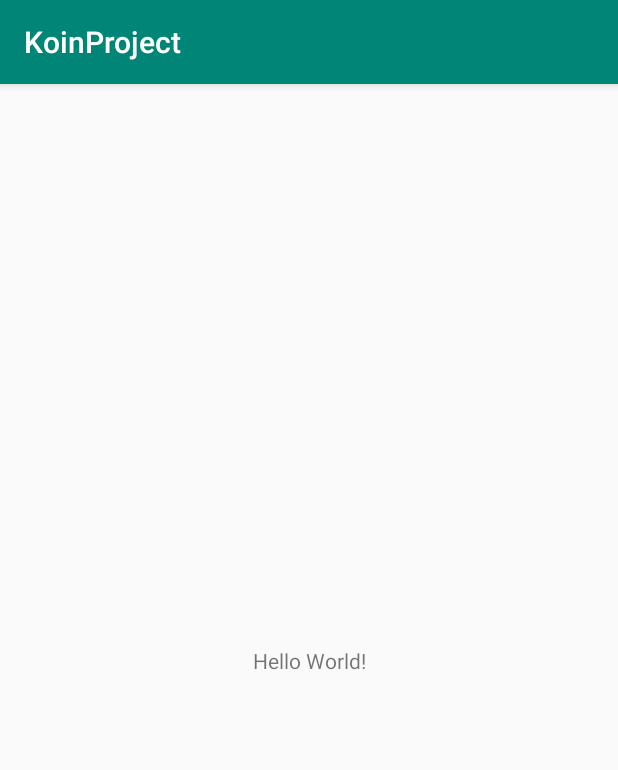
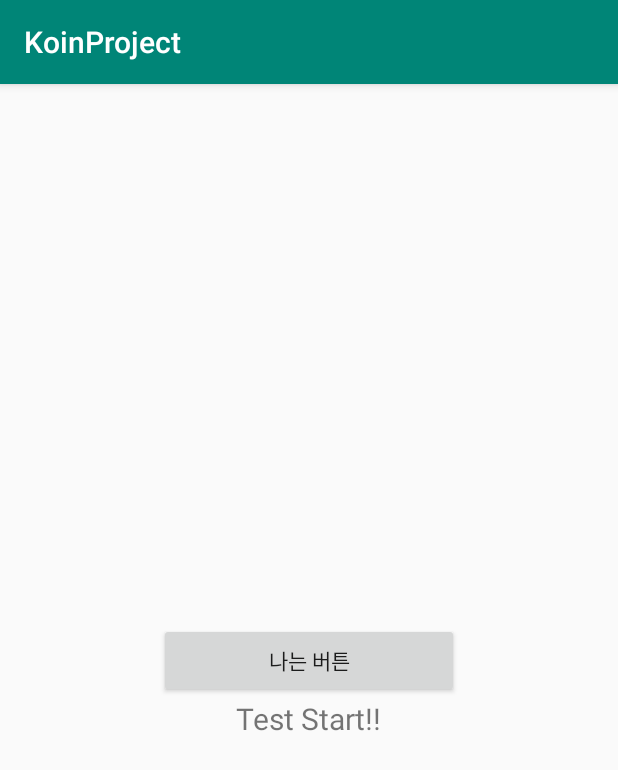
Before and after one commit to hyeongjudev/KoinModule, an Android app: the screen it shows after launch (MainActivity), on a phone screen of 412 x 824 dp. Shown: the top 770 px of the screen. Run offline under Robolectric (Android 15) with nearby library versions, the phone set to English and light mode, and no system bars; our stand-ins replace RxJava, data binding.

Commit message:
Koin 과 ViewModel

```diff
--- a/app/src/main/AndroidManifest.xml
+++ b/app/src/main/AndroidManifest.xml
@@ -10,7 +10,7 @@
             android:roundIcon="@mipmap/ic_launcher_round"
             android:supportsRtl="true"
             android:theme="@style/AppTheme">
-        <activity android:name=".MainActivity">
+        <activity android:name=".ui.main.MainActivity">
             <intent-filter>
                 <action android:name="android.intent.action.MAIN"/>
 
--- a/app/src/main/java/com/goldforest/koinproject/AppApplication.kt
+++ b/app/src/main/java/com/goldforest/koinproject/AppApplication.kt
@@ -1,8 +1,7 @@
 package com.goldforest.koinproject
 
 import android.app.Application
-import com.goldforest.datalibrary.di.appModule2
-import com.goldforest.koinproject.di.appModule
+import com.goldforest.koinproject.di.DiModule
 import org.koin.android.ext.koin.androidContext
 import org.koin.core.context.startKoin
 
@@ -13,7 +12,7 @@ class AppApplication : Application() {
 
         startKoin {
             androidContext(this@AppApplication)
-            modules(listOf(appModule, appModule2))
+            modules(DiModule)
         }
     }
 
--- a/app/src/main/java/com/goldforest/koinproject/MainActivity.kt
+++ /dev/null
@@ -1,12 +0,0 @@
-package com.goldforest.koinproject
-
-import android.support.v7.app.AppCompatActivity
-import android.os.Bundle
-
-class MainActivity : AppCompatActivity() {
-
-    override fun onCreate(savedInstanceState: Bundle?) {
-        super.onCreate(savedInstanceState)
-        setContentView(R.layout.activity_main)
-    }
-}
--- /dev/null
+++ b/app/src/main/java/com/goldforest/koinproject/base/BaseActivity.kt
@@ -0,0 +1,50 @@
+package com.goldforest.koinproject.base
+
+import android.databinding.DataBindingUtil
+import android.databinding.ViewDataBinding
+import android.os.Bundle
+import android.support.v7.app.AppCompatActivity
+
+
+abstract class BaseActivity<T : ViewDataBinding, R : BaseViewModel> : AppCompatActivity() {
+
+    lateinit var viewDataBinding: T
+
+    abstract val layoutResourceId: Int
+
+    abstract val viewModel: R
+
+
+    /**
+     * 레이아웃을 띄운 직후 호출.
+     * 뷰나 액티비티의 속성 등을 초기화.
+     * ex) 리사이클러뷰, 툴바, 드로어뷰..
+     */
+    abstract fun initStartView()
+
+    /**
+     * 두번째로 호출.
+     * 데이터 바인딩 및 rxjava 설정.
+     * ex) rxjava observe, databinding observe..
+     */
+    abstract fun initDataBinding()
+
+    /**
+     * 바인딩 이후에 할 일을 여기에 구현.
+     * 그 외에 설정할 것이 있으면 이곳에서 설정.
+     * 클릭 리스너도 이곳에서 설정.
+     */
+    abstract fun initAfterBinding()
+
+    override fun onCreate(savedInstanceState: Bundle?) {
+        super.onCreate(savedInstanceState)
+
+        viewDataBinding = DataBindingUtil.setContentView(this, layoutResourceId)
+
+        initStartView()
+        initDataBinding()
+        initAfterBinding()
+    }
+
+
+}
--- /dev/null
+++ b/app/src/main/java/com/goldforest/koinproject/base/BaseViewModel.kt
@@ -0,0 +1,18 @@
+package com.goldforest.koinproject.base
+
+import android.arch.lifecycle.ViewModel
+import io.reactivex.disposables.CompositeDisposable
+import io.reactivex.disposables.Disposable
+
+open class BaseViewModel : ViewModel() {
+    private val compositeDisposable = CompositeDisposable()
+
+    fun addDisposable(disposable: Disposable) {
+        compositeDisposable.add(disposable)
+    }
+
+    override fun onCleared() {
+        compositeDisposable.clear()
+        super.onCleared()
+    }
+}
--- a/app/src/main/java/com/goldforest/koinproject/di/Module.kt
+++ b/app/src/main/java/com/goldforest/koinproject/di/Module.kt
@@ -1,11 +1,31 @@
 package com.goldforest.koinproject.di
 
+import com.goldforest.koinproject.service.RestService
+import com.goldforest.koinproject.viewmodel.MainViewModel
+import okhttp3.OkHttpClient
+import org.koin.android.viewmodel.dsl.viewModel
 import org.koin.dsl.module
+import retrofit2.Retrofit
+import retrofit2.adapter.rxjava2.RxJava2CallAdapterFactory
+import retrofit2.converter.gson.GsonConverterFactory
 
-val appModule = module {
 
-    single {  }
+var retrofitModule = module {
+    single<RestService> {
+        Retrofit.Builder()
+            .baseUrl("https://api.itbook.store/1.0/")
+            .addConverterFactory(GsonConverterFactory.create())
+            .addCallAdapterFactory(RxJava2CallAdapterFactory.create())
+            .build()
+            .create(RestService::class.java)
+    }
+}
 
-    factory {  }
+var viewModelModule = module {
 
+    viewModel {
+        MainViewModel()
+    }
 }
+
+var DiModule = listOf(viewModelModule, retrofitModule)
--- /dev/null
+++ b/app/src/main/java/com/goldforest/koinproject/service/RestService.kt
@@ -0,0 +1,13 @@
+package com.goldforest.koinproject.service
+
+
+import com.goldforest.koinproject.pojo.BookData
+import io.reactivex.Single
+import retrofit2.http.*
+
+interface RestService {
+
+    @GET("new")
+    fun getNewBooks(): Single<BookData>
+
+}
--- /dev/null
+++ b/app/src/main/java/com/goldforest/koinproject/ui/main/MainActivity.kt
@@ -0,0 +1,38 @@
+package com.goldforest.koinproject.ui.main
+
+import android.util.Log
+import com.goldforest.koinproject.R
+import com.goldforest.koinproject.base.BaseActivity
+import com.goldforest.koinproject.databinding.ActivityMainBinding
+import com.goldforest.koinproject.viewmodel.MainViewModel
+import kotlinx.android.synthetic.main.activity_main.*
+import org.koin.android.viewmodel.ext.android.viewModel
+
+class MainActivity : BaseActivity<ActivityMainBinding, MainViewModel>() {
+
+    override val layoutResourceId: Int
+        get() = R.layout.activity_main
+
+    override val viewModel: MainViewModel by viewModel()
+
+    private var testCount = 0
+
+
+    override fun initStartView() {
+
+    }
+
+    override fun initDataBinding() {
+        viewDataBinding.vm = viewModel
+
+    }
+
+    override fun initAfterBinding() {
+        btTest.setOnClickListener {
+            Log.e("Click", "[HJ]Click !!!!!")
+            viewModel.setValues("Click Test : $testCount")
+            testCount++
+        }
+    }
+
+}
--- /dev/null
+++ b/app/src/main/java/com/goldforest/koinproject/viewmodel/MainViewModel.kt
@@ -0,0 +1,19 @@
+package com.goldforest.koinproject.viewmodel
+
+import android.databinding.ObservableField
+import android.util.Log
+import com.goldforest.koinproject.base.BaseViewModel
+
+class MainViewModel : BaseViewModel() {
+    var value = ObservableField<String>()
+
+    init {
+        value.set("Test Start!!")
+    }
+
+
+    fun setValues(value1: String?) {
+        Log.e("Click", "[HJ]value1 : $value1")
+        value.set(value1)
+    }
+}
--- a/app/src/main/res/layout/activity_main.xml
+++ b/app/src/main/res/layout/activity_main.xml
@@ -1,19 +1,43 @@
 <?xml version="1.0" encoding="utf-8"?>
-<android.support.constraint.ConstraintLayout
+<layout
         xmlns:android="http://schemas.android.com/apk/res/android"
         xmlns:tools="http://schemas.android.com/tools"
-        xmlns:app="http://schemas.android.com/apk/res-auto"
+        xmlns:app="http://schemas.android.com/apk/res-auto">
+
+    <data>
+        <variable
+                name="vm"
+                type="com.goldforest.koinproject.viewmodel.MainViewModel"/>
+
+    </data>
+
+    <android.support.constraint.ConstraintLayout
             android:layout_width="match_parent"
             android:layout_height="match_parent"
-        tools:context=".MainActivity">
+            tools:context=".ui.main.MainActivity">
+
+        <Button
+                android:id="@+id/btTest"
+                android:layout_width="200dp"
+                android:layout_height="50dp"
+                android:text="나는 버튼"
+                app:layout_constraintLeft_toLeftOf="parent"
+                app:layout_constraintRight_toRightOf="parent"
+                app:layout_constraintTop_toTopOf="parent"
+                app:layout_constraintBottom_toBottomOf="parent"/>
 
         <TextView
+                android:id="@+id/tvTest"
                 android:layout_width="wrap_content"
                 android:layout_height="wrap_content"
-            android:text="Hello World!"
-            app:layout_constraintBottom_toBottomOf="parent"
+                android:textSize="20dp"
+                android:text="@{vm.value}"
+                app:layout_constraintTop_toBottomOf="@id/btTest"
                 app:layout_constraintLeft_toLeftOf="parent"
                 app:layout_constraintRight_toRightOf="parent"
-            app:layout_constraintTop_toTopOf="parent"/>
+                tools:text="test"/>
+
 
     </android.support.constraint.ConstraintLayout>
+
+</layout>
```
Also changed, not shown: app/build.gradle (+12 -0 lines), app/src/main/java/com/goldforest/koinproject/pojo/BookData.kt (added, +16 -0 lines). Lines whose indentation alone changed are shown as unchanged.
